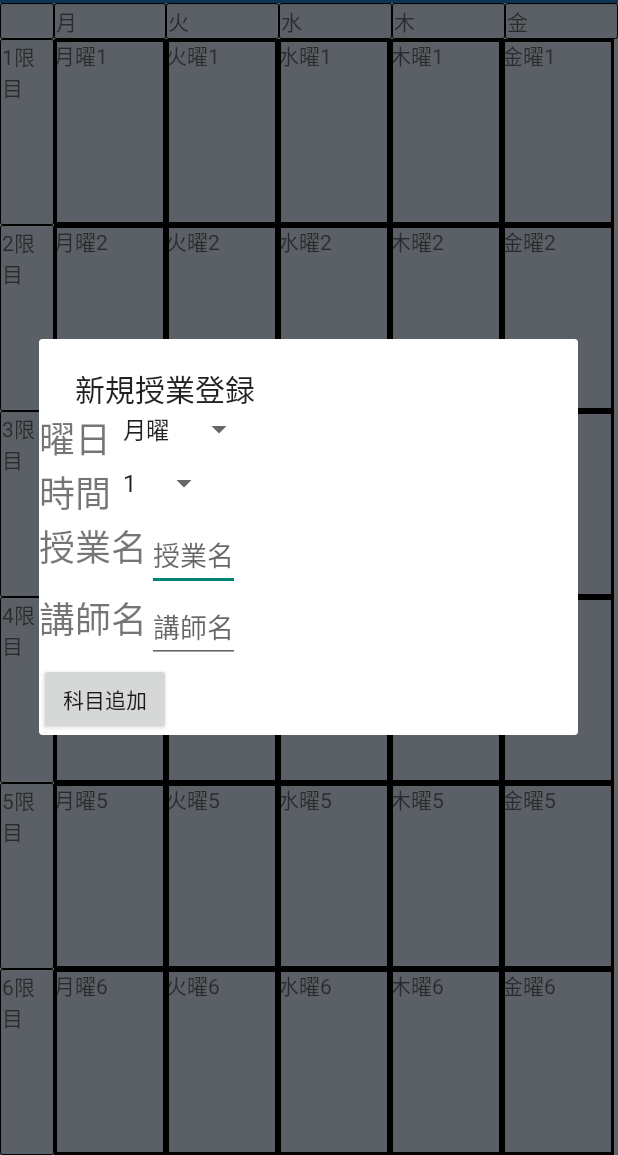
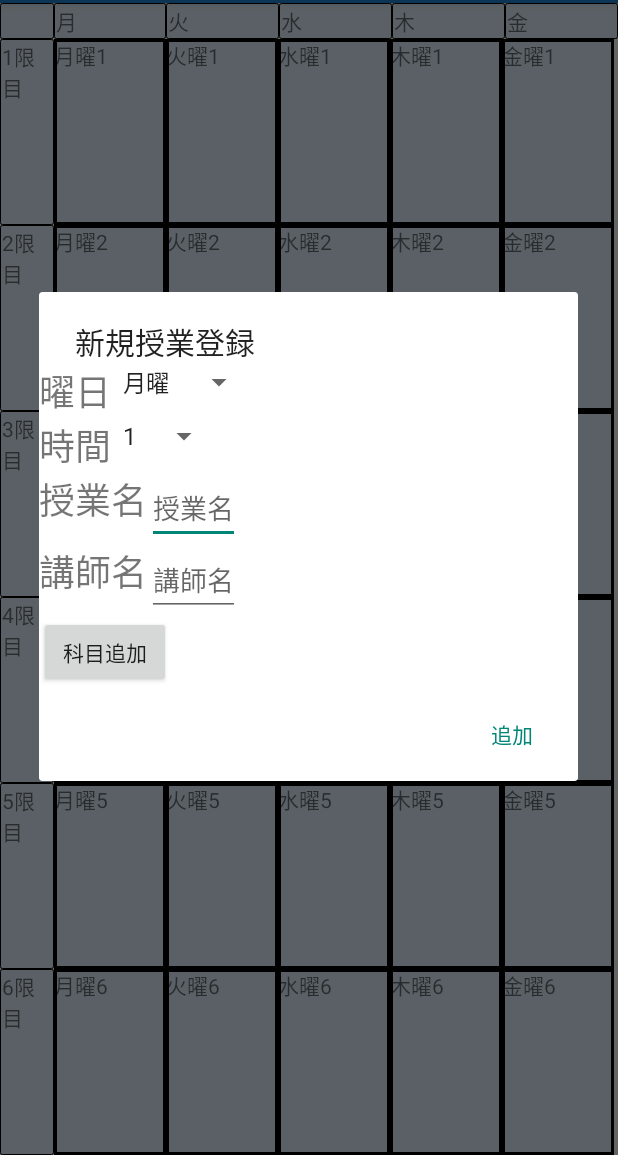
Before and after one commit to mhidaka/TimeTableFailure, an Android app: the screen it shows after launch (MainActivity), after a tap on "授業を追加", on a phone screen of 412 x 824 dp, the part 81-1236 px from its top. Run offline under Robolectric (Android 15) with nearby library versions, the light colour scheme and no system bars.

Commit message:
新規授業追加ダイアログ作成。しかし、追加分が画面に反映されないので修正必要。

```diff
--- a/app/src/main/java/jp/techinstitute/ti_046/timetablefailure/MainActivity.java
+++ b/app/src/main/java/jp/techinstitute/ti_046/timetablefailure/MainActivity.java
@@ -1,18 +1,26 @@
 package jp.techinstitute.ti_046.timetablefailure;
 
 import android.app.AlertDialog;
+import android.content.DialogInterface;
 import android.support.v7.app.ActionBarActivity;
 import android.os.Bundle;
+import android.text.SpannableStringBuilder;
 import android.view.Menu;
 import android.view.MenuItem;
-import android.view.ViewGroup;
+import android.view.View;
+import android.widget.EditText;
+import android.widget.Spinner;
+import android.widget.Toast;
 
 public class MainActivity extends ActionBarActivity {
+
+    private TableHelper helper;
 
     @Override
     protected void onCreate(Bundle savedInstanceState) {
         super.onCreate(savedInstanceState);
         setContentView(R.layout.activity_main);
+        helper = new TableHelper(MainActivity.this);
         if (savedInstanceState == null) {
             getSupportFragmentManager().beginTransaction()
                     .add(R.id.container, new MainFragment())
@@ -37,9 +45,32 @@ public class MainActivity extends ActionBarActivity {
                 // AlertDialog to create new ClassTable
                 AlertDialog.Builder builder = new AlertDialog.Builder(this);
                 // set dialog layout of add_fragment_dialog
-                ViewGroup container = (ViewGroup) findViewById(R.id.add_fragment_container);
-                builder.setView(getLayoutInflater().inflate(R.layout.fragment_add_dialog, container));
+                View rootView = getLayoutInflater().inflate(R.layout.fragment_add_dialog, null);
+                // get views in rootView
+                // findViewByIdはBuilder.setView後は使えないので要注意
+                final Spinner spinnerDay = (Spinner) rootView.findViewById(R.id.spinner_day);
+                final Spinner spinnerTime = (Spinner) rootView.findViewById(R.id.spinner_time);
+                final EditText editName = (EditText) rootView.findViewById(R.id.edit_name);
+                final EditText editTeacher = (EditText) rootView.findViewById(R.id.edit_teacher);
+
+                builder.setView(rootView);
                 builder.setTitle("新規授業登録");
+                builder.setPositiveButton("追加", new DialogInterface.OnClickListener() {
+                    @Override
+                    public void onClick(DialogInterface dialogInterface, int i) {
+                        ClassTable classTable = new ClassTable();
+                        classTable.setDay(getSpinnerItemSelected(spinnerDay));
+                        classTable.setTime(getSpinnerItemSelected(spinnerTime));
+                        classTable.setName(getStringOfEditText(editName));
+                        classTable.setTeacher(getStringOfEditText(editTeacher));
+                        helper.createClassTable(classTable, helper.getWritableDatabase());
+
+                        // TODO: もし追加した授業がその日の最初の授業なら、アラームセットするかダイアログ
+
+                        Toast.makeText(MainActivity.this, classTable.getName()
+                                + "が時間割に追加されました。", Toast.LENGTH_SHORT).show();
+                    }
+                });
                 builder.show();
                 break;
             case R.id.action_drop_class_table:
@@ -49,4 +80,13 @@ public class MainActivity extends ActionBarActivity {
 
         return super.onOptionsItemSelected(item);
     }
+
+    private String getSpinnerItemSelected(Spinner spinner) {
+        return spinner.getSelectedItem().toString();
+    }
+
+    private String getStringOfEditText(EditText editText) {
+        SpannableStringBuilder spannableStringBuilder = (SpannableStringBuilder) editText.getText();
+        return spannableStringBuilder.toString();
+    }
 }
```
